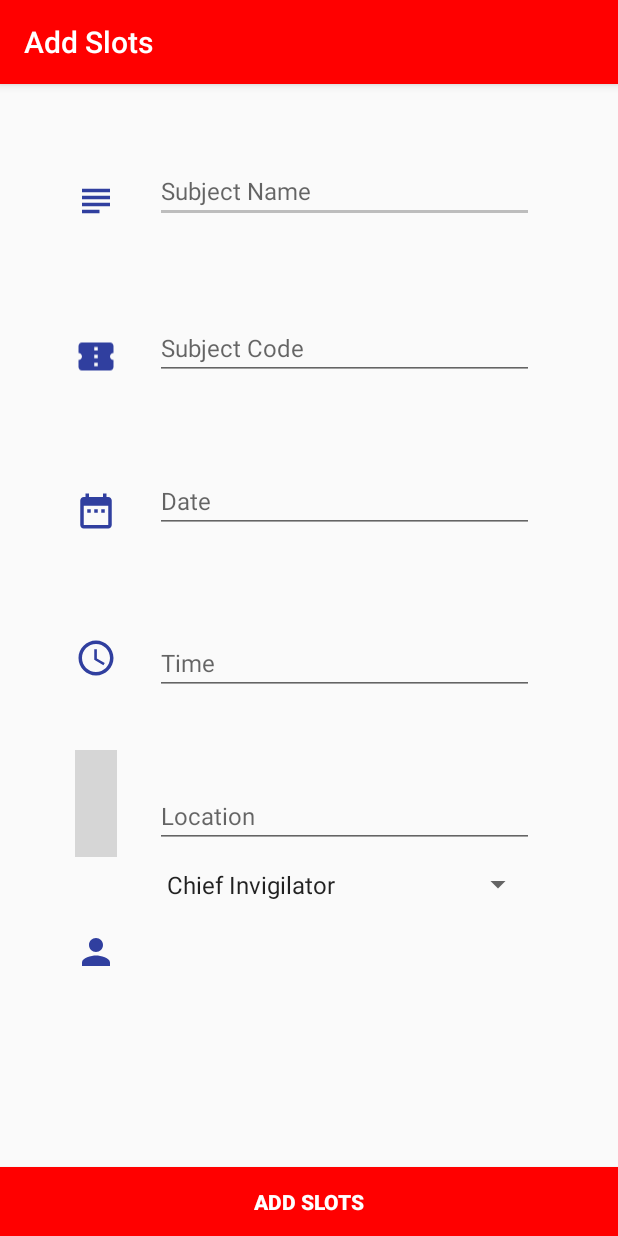
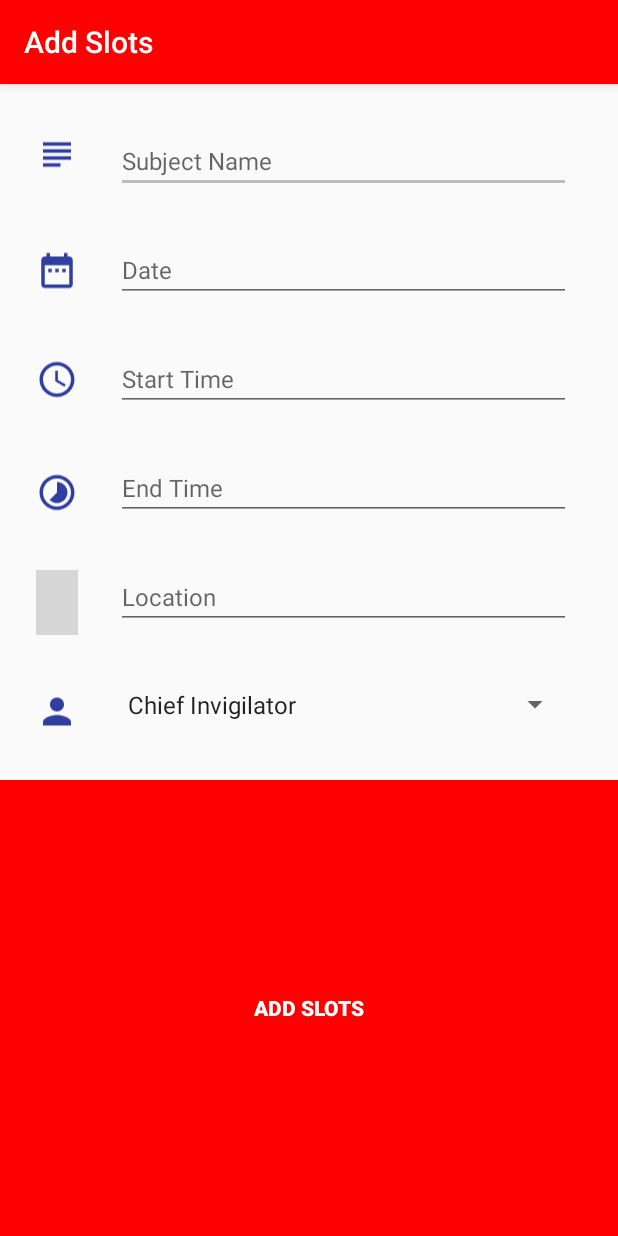
Before and after one commit to vegnish/Exam-Reminder-Mobile-Application, an Android app: the screen it shows after launch (AddSlots), after a tap on "ADD SLOTS", on a phone screen of 412 x 824 dp. Run offline under Robolectric (Android 15) with nearby library versions, the phone set to English and light mode, and no system bars; libraries missing offline, so code that uses them is left out: com.facebook.stetho; 1 statement that could not run was skipped; grey boxes are pictures that could not be loaded.

Commit message:
added end time

```diff
--- a/app/src/main/AndroidManifest.xml
+++ b/app/src/main/AndroidManifest.xml
@@ -20,6 +20,7 @@
                 <category android:name="android.intent.category.LAUNCHER" />
             </intent-filter>
         </activity>
+
     </application>
 
 </manifest>
--- a/app/src/main/java/com/example/vegnish/assignment1/AddSlots.java
+++ b/app/src/main/java/com/example/vegnish/assignment1/AddSlots.java
@@ -41,15 +41,13 @@ import java.util.prefs.Preferences;
 public class AddSlots extends AppCompatActivity {
     private Spinner spinner;
     private static final String[]paths = {"Chief Invigilator", "Invigilator", "Standby Invigilator"};
-    String subject_code, subject_name, location_, time_, spinner_ ;
-    long date_;
+    String subject_name, location_, spinner_ ;
+    long date_,  time_, time_end;
     final Calendar myCalendar = Calendar.getInstance();
 
-    public void createSlotObj(EditText subjectCode, EditText subjectName, EditText date, EditText time, EditText location, Object selectedItem){
-        subject_code = subjectCode.getText().toString();
+    public void createSlotObj(EditText subjectName, EditText location, Object selectedItem){
         subject_name = subjectName.getText().toString();
         date_ =  myCalendar.getTimeInMillis();
-        time_ = time.getText().toString();
         location_ = location.getText().toString();
         spinner_ = selectedItem.toString();
     }
@@ -65,11 +63,10 @@ public class AddSlots extends AppCompatActivity {
         Stetho.initializeWithDefaults(this);
         setContentView(R.layout.activity_add_slots);
         setTitle("Add Slots");
-
-        final EditText subjectCode = (EditText) findViewById(R.id.subjectCode);
         final EditText subjectName = (EditText) findViewById(R.id.subjectName);
         final EditText date = (EditText) findViewById(R.id.date);
         final EditText time = (EditText) findViewById(R.id.time);
+        final EditText timeEnd = (EditText) findViewById(R.id.time_end);
         final EditText location = (EditText) findViewById(R.id.location);
 
         // Drop down menu
@@ -107,11 +104,12 @@ public class AddSlots extends AppCompatActivity {
             }
         });
 
+        //Start time
         time.setOnClickListener(new View.OnClickListener() {
             @Override
             public void onClick(View v) {
                 // TODO Auto-generated method stub
-                Calendar mcurrentTime = Calendar.getInstance();
+                final Calendar mcurrentTime = Calendar.getInstance();
                 int hour = mcurrentTime.get(Calendar.HOUR_OF_DAY);
                 int minute = mcurrentTime.get(Calendar.MINUTE);
                 TimePickerDialog mTimePicker;
@@ -126,9 +124,38 @@ public class AddSlots extends AppCompatActivity {
                             if (selectedHour > 12) {selectedHour -= 12;}
                         }
                         time.setText( selectedHour + " : " + selectedMinute + " " + AM_PM);
+                        time_ = mcurrentTime.getTimeInMillis();
                     }
                 }, hour, minute, false);//Yes 24 hour time
-                mTimePicker.setTitle("Select Time");
+                mTimePicker.setTitle("Select Start Time");
+                mTimePicker.show();
+            }
+        });
+
+        //End time
+        timeEnd.setOnClickListener(new View.OnClickListener() {
+            @Override
+            public void onClick(View v) {
+                // TODO Auto-generated method stub
+                final Calendar endTime = Calendar.getInstance();
+                int hour = endTime.get(Calendar.HOUR_OF_DAY);
+                int minute = endTime.get(Calendar.MINUTE);
+                TimePickerDialog mTimePicker;
+                mTimePicker = new TimePickerDialog(AddSlots.this, new TimePickerDialog.OnTimeSetListener() {
+                    @Override
+                    public void onTimeSet(TimePicker timePicker, int selectedHour, int selectedMinute) {
+                        String AM_PM ;
+                        if(selectedHour < 12) {
+                            AM_PM = "AM";
+                        } else {
+                            AM_PM = "PM";
+                            if (selectedHour > 12) {selectedHour -= 12;}
+                        }
+                        timeEnd.setText( selectedHour + " : " + selectedMinute + " " + AM_PM);
+                        time_end = endTime.getTimeInMillis();
+                    }
+                }, hour, minute, false);//Yes 24 hour time
+                mTimePicker.setTitle("Select End Time");
                 mTimePicker.show();
 
             }
@@ -141,15 +168,16 @@ public class AddSlots extends AppCompatActivity {
             public void onClick(View view) {
                 //Create a SlotsModel object and store data
                 final Object selectedItem = spinner.getSelectedItem();
-                createSlotObj(subjectCode,subjectName,date,time,location, selectedItem);
-                final SlotsModel slot = new SlotsModel(subject_code, subject_name, location_, date_, time_, spinner_);
+                createSlotObj(subjectName,location, selectedItem);
+                final SlotsModel slot = new SlotsModel(subject_name, location_, date_, time_, time_end, spinner_);
+
                 sQLiteHelper.insertRecord(slot, AddSlots.this);
 
                 // Reset all inputs
-                subjectCode.setText("");
                 subjectName.setText("");
                 date.setText("");
                 time.setText("");
+                timeEnd.setText("");
                 location.setText("");
                 spinner.setAdapter(adapter);
 
--- a/app/src/main/java/com/example/vegnish/assignment1/SQLiteHelper.java
+++ b/app/src/main/java/com/example/vegnish/assignment1/SQLiteHelper.java
@@ -18,17 +18,18 @@ public class SQLiteHelper extends SQLiteOpenHelper{
 
     public static final String TABLE_NAME = "SLOTS";
     public static final String COLUMN_SUBJECT_NAME = "SUBJECT_NAME";
-    public static final String COLUMN_SUBJECT_CODE = "SUBJECT_CODE";
     public static final String COLUMN_DATE = "DATE";
-    public static final String COLUMN_TIME = "TIME";
+    public static final String COLUMN_TIME = "TIME_START";
+    public static final String COLUMN_TIME_END = "TIME_END";
     public static final String COLUMN_LOCATION = "LOCATION";
     public static final String COLUMN_SPINNER = "SPINNER";
 
     @Override
     public void onCreate(SQLiteDatabase db) {
-        db.execSQL("create table " + TABLE_NAME + " ( " + COLUMN_SUBJECT_CODE + " VARCHAR," + COLUMN_SUBJECT_NAME + " VARCHAR,"
+        db.execSQL("create table " + TABLE_NAME + " ( " + COLUMN_SUBJECT_NAME + " VARCHAR,"
                 + COLUMN_DATE + " INTEGER ,"
-                + COLUMN_TIME + " VARCHAR,"
+                + COLUMN_TIME + " INTEGER,"
+                + COLUMN_TIME_END + " INTEGER ,"
                 + COLUMN_LOCATION + " VARCHAR,"
                 + COLUMN_SPINNER + " VARCHAR);");
     }
@@ -43,10 +44,10 @@ public class SQLiteHelper extends SQLiteOpenHelper{
     public void insertRecord(SlotsModel slots, Context context) {
         database = this.getReadableDatabase();
         ContentValues contentValues = new ContentValues();
-        contentValues.put(COLUMN_SUBJECT_CODE, slots.getSubjectCode());
         contentValues.put(COLUMN_SUBJECT_NAME, slots.getSubjectName());
         contentValues.put(COLUMN_DATE, slots.getDate_());
         contentValues.put(COLUMN_TIME, slots.getTime_());
+        contentValues.put(COLUMN_TIME_END, slots.getTime_end());
         contentValues.put(COLUMN_LOCATION, slots.getLocation_());
         contentValues.put(COLUMN_SPINNER, slots.getSpinner_());
         database.insert(TABLE_NAME, null, contentValues);
@@ -65,10 +66,10 @@ public class SQLiteHelper extends SQLiteOpenHelper{
                 cursor.moveToNext();
 
                 slotsModel = new SlotsModel();
-                slotsModel.setSubjectCode(cursor.getString(0));
-                slotsModel.setSubjectName(cursor.getString(1));
-                slotsModel.setDate_(cursor.getLong(2));
-                slotsModel.setTime_(cursor.getString(3));
+                slotsModel.setSubjectName(cursor.getString(0));
+                slotsModel.setDate_(cursor.getLong(1));
+                slotsModel.setTime_(cursor.getLong(2));
+                slotsModel.setTime_end(cursor.getLong(3));
                 slotsModel.setLocation_(cursor.getString(4));
                 slotsModel.setSpinner_(cursor.getString(5));
 
--- a/app/src/main/java/com/example/vegnish/assignment1/SlotsAdapter.java
+++ b/app/src/main/java/com/example/vegnish/assignment1/SlotsAdapter.java
@@ -47,7 +47,8 @@ public class SlotsAdapter extends RecyclerView.Adapter<SlotsAdapter.SlotsViewHol
         SlotsViewHolder.subjectName.setText(slotsObj.getSubjectName());
         String dateString = getDate(slotsObj.getDate_(), "dd/MM/yyyy");
         SlotsViewHolder.date.setText(dateString);
-        SlotsViewHolder.time.setText(slotsObj.getTime_());
+        String timeString = getDate(slotsObj.getDate_(), "hh:mm");
+        SlotsViewHolder.time.setText(timeString);
         SlotsViewHolder.location.setText(slotsObj.getLocation_());
         SlotsViewHolder.role.setText(slotsObj.getSpinner_());
     }
--- a/app/src/main/java/com/example/vegnish/assignment1/SlotsModel.java
+++ b/app/src/main/java/com/example/vegnish/assignment1/SlotsModel.java
@@ -4,14 +4,15 @@ import java.util.Calendar;
 import java.util.Date;
 
 public class SlotsModel {
-    private String subjectCode, subjectName, location_, time_, spinner_ ;
-    private long date_;
-    public SlotsModel(String subjectCode, String subjectName, String location_, long date_, String time_, String spinner_) {
-        this.subjectCode = subjectCode;
+    private String subjectName, location_, spinner_ ;
+    private long date_,time_, time_end;
+
+    public SlotsModel(String subjectName, String location_, long date_, long time_,long time_end, String spinner_) {
         this.subjectName = subjectName;
         this.location_ = location_;
         this.date_ = date_;
         this.time_ = time_;
+        this.time_end = time_end;
         this.spinner_ = spinner_;
     }
 
@@ -24,14 +25,6 @@ public class SlotsModel {
 
     public void setSpinner_(String spinner_) {
         this.spinner_ = spinner_;
-    }
-
-    public String getSubjectCode() {
-        return subjectCode;
-    }
-
-    public void setSubjectCode(String subjectCode) {
-        this.subjectCode = subjectCode;
     }
 
     public String getSubjectName() {
@@ -58,11 +51,19 @@ public class SlotsModel {
         this.date_ = date_;
     }
 
-    public String getTime_() {
+    public long getTime_() {
         return time_;
     }
 
-    public void setTime_(String time_) {
+    public void setTime_(long time_) {
         this.time_ = time_;
     }
+
+    public long getTime_end() {
+        return time_end;
+    }
+
+    public void setTime_end(long time_end) {
+        this.time_end = time_end;
+    }
 }
--- /dev/null
+++ b/app/src/main/res/drawable/ic_timelapse_black_24dp.xml
@@ -0,0 +1,5 @@
+<vector android:height="24dp" android:tint="@color/colorPrimaryDark"
+    android:viewportHeight="24.0" android:viewportWidth="24.0"
+    android:width="24dp" xmlns:android="http://schemas.android.com/apk/res/android">
+    <path android:fillColor="#FF000000" android:pathData="M16.24,7.76C15.07,6.59 13.54,6 12,6v6l-4.24,4.24c2.34,2.34 6.14,2.34 8.49,0 2.34,-2.34 2.34,-6.14 -0.01,-8.48zM12,2C6.48,2 2,6.48 2,12s4.48,10 10,10 10,-4.48 10,-10S17.52,2 12,2zM12,20c-4.42,0 -8,-3.58 -8,-8s3.58,-8 8,-8 8,3.58 8,8 -3.58,8 -8,8z"/>
+</vector>
--- a/app/src/main/res/layout/activity_add_slots.xml
+++ b/app/src/main/res/layout/activity_add_slots.xml
@@ -11,40 +11,28 @@
         xmlns:tools="http://schemas.android.com/tools"
         android:layout_width="match_parent"
         android:layout_height="match_parent"
+        android:visibility="visible"
         tools:context=".AddSlots"
         tools:layout_editor_absoluteY="81dp">
 
         <ImageView
             android:id="@+id/imageView7"
             android:layout_width="28dp"
-            android:layout_height="0dp"
-            android:layout_marginBottom="32dp"
+            android:layout_height="43dp"
+            android:layout_marginBottom="34dp"
             android:layout_marginEnd="25dp"
-            android:layout_marginStart="50dp"
-            android:layout_marginTop="42dp"
-            app:layout_constraintBottom_toTopOf="@+id/imageView9"
+            android:layout_marginStart="24dp"
+            android:layout_marginTop="25dp"
+            app:layout_constraintBottom_toTopOf="@+id/imageView2"
             app:layout_constraintEnd_toStartOf="@+id/subjectName"
             app:layout_constraintStart_toStartOf="parent"
             app:layout_constraintTop_toTopOf="parent"
             app:srcCompat="@drawable/ic_subject_black_24dp" />
 
-        <ImageView
-            android:id="@+id/imageView9"
-            android:layout_width="28dp"
-            android:layout_height="0dp"
-            android:layout_marginBottom="31dp"
-            android:layout_marginEnd="25dp"
-            android:layout_marginStart="50dp"
-            app:layout_constraintBottom_toTopOf="@+id/imageView2"
-            app:layout_constraintEnd_toStartOf="@+id/subjectCode"
-            app:layout_constraintStart_toStartOf="parent"
-            app:layout_constraintTop_toBottomOf="@+id/imageView7"
-            app:srcCompat="@drawable/ic_confirmation_number_black_24dp" />
-
         <Button
             android:id="@+id/addSlotsButton"
             android:layout_width="0dp"
-            android:layout_height="46dp"
+            android:layout_height="0dp"
             android:background="@color/colorPrimary"
             android:text="Add Slots"
             android:textColor="@color/colorFontWhite"
@@ -52,48 +40,47 @@
             android:visibility="visible"
             app:layout_constraintBottom_toBottomOf="parent"
             app:layout_constraintEnd_toEndOf="parent"
-            app:layout_constraintHorizontal_bias="0.0"
+            app:layout_constraintHorizontal_bias="1.0"
             app:layout_constraintStart_toStartOf="parent"
-            app:layout_constraintTop_toBottomOf="@+id/imageView5" />
+            app:layout_constraintTop_toBottomOf="@+id/imageView5"
+            app:layout_constraintVertical_bias="1.0" />
 
         <ImageView
             android:id="@+id/imageView2"
             android:layout_width="28dp"
-            android:layout_height="0dp"
-            android:layout_marginBottom="26dp"
+            android:layout_height="43dp"
+            android:layout_marginBottom="29dp"
             android:layout_marginEnd="25dp"
-            android:layout_marginStart="50dp"
+            android:layout_marginStart="24dp"
             app:layout_constraintBottom_toTopOf="@+id/imageView3"
             app:layout_constraintEnd_toStartOf="@+id/date"
             app:layout_constraintStart_toStartOf="parent"
-            app:layout_constraintTop_toBottomOf="@+id/imageView9"
+            app:layout_constraintTop_toBottomOf="@+id/imageView7"
             app:srcCompat="@drawable/ic_date_range_black_24dp" />
 
         <EditText
             android:id="@+id/date"
             android:layout_width="0dp"
             android:layout_height="40dp"
-            android:layout_marginBottom="110dp"
-            android:layout_marginEnd="56dp"
-            android:layout_marginTop="111dp"
+            android:layout_marginEnd="31dp"
             android:ems="10"
+            android:focusable="false"
             android:hint="Date"
-            android:focusable="false"
             android:inputType="date"
             android:textSize="16sp"
-            app:layout_constraintBottom_toBottomOf="@+id/imageView4"
+            app:layout_constraintBottom_toTopOf="@+id/time"
             app:layout_constraintEnd_toEndOf="parent"
             app:layout_constraintStart_toEndOf="@+id/imageView2"
-            app:layout_constraintTop_toTopOf="@+id/imageView7" />
+            app:layout_constraintTop_toBottomOf="@+id/subjectName" />
 
         <ImageView
             android:id="@+id/imageView3"
             android:layout_width="28dp"
-            android:layout_height="0dp"
-            android:layout_marginBottom="25dp"
+            android:layout_height="43dp"
+            android:layout_marginBottom="32dp"
             android:layout_marginEnd="25dp"
-            android:layout_marginStart="50dp"
-            app:layout_constraintBottom_toTopOf="@+id/imageView4"
+            android:layout_marginStart="24dp"
+            app:layout_constraintBottom_toTopOf="@+id/imageView9"
             app:layout_constraintEnd_toStartOf="@+id/time"
             app:layout_constraintStart_toStartOf="parent"
             app:layout_constraintTop_toBottomOf="@+id/imageView2"
@@ -103,39 +90,52 @@
             android:id="@+id/time"
             android:layout_width="0dp"
             android:layout_height="40dp"
-            android:layout_marginBottom="55dp"
-            android:layout_marginEnd="56dp"
-            android:layout_marginTop="55dp"
+            android:layout_marginEnd="31dp"
             android:ems="10"
-            android:hint="Time"
             android:focusable="false"
+            android:hint="Start Time"
             android:inputType="time"
             android:textSize="16sp"
-            app:layout_constraintBottom_toBottomOf="@+id/imageView4"
+            app:layout_constraintBottom_toTopOf="@+id/time_end"
             app:layout_constraintEnd_toEndOf="parent"
             app:layout_constraintStart_toEndOf="@+id/imageView3"
-            app:layout_constraintTop_toTopOf="@+id/date" />
+            app:layout_constraintTop_toBottomOf="@+id/date" />
+
+        <EditText
+            android:id="@+id/time_end"
+            android:layout_width="0dp"
+            android:layout_height="40dp"
+            android:layout_marginEnd="31dp"
+            android:ems="10"
+            android:focusable="false"
+            android:hint="End Time"
+            android:inputType="time"
+            android:textSize="16sp"
+            app:layout_constraintBottom_toTopOf="@+id/location"
+            app:layout_constraintEnd_toEndOf="parent"
+            app:layout_constraintStart_toEndOf="@+id/imageView9"
+            app:layout_constraintTop_toBottomOf="@+id/time" />
 
         <ImageView
             android:id="@+id/imageView4"
             android:layout_width="28dp"
-            android:layout_height="0dp"
-            android:layout_marginBottom="27dp"
+            android:layout_height="43dp"
+            android:layout_marginBottom="29dp"
             android:layout_marginEnd="25dp"
-            android:layout_marginStart="50dp"
+            android:layout_marginStart="24dp"
             app:layout_constraintBottom_toTopOf="@+id/imageView5"
             app:layout_constraintEnd_toStartOf="@+id/location"
             app:layout_constraintStart_toStartOf="parent"
-            app:layout_constraintTop_toBottomOf="@+id/imageView3"
+            app:layout_constraintTop_toBottomOf="@+id/imageView9"
             app:srcCompat="@drawable/ic_location_on_black_24dp" />
 
         <ImageView
             android:id="@+id/imageView5"
             android:layout_width="28dp"
-            android:layout_height="0dp"
-            android:layout_marginBottom="107dp"
+            android:layout_height="43dp"
+            android:layout_marginBottom="24dp"
             android:layout_marginEnd="25dp"
-            android:layout_marginStart="50dp"
+            android:layout_marginStart="24dp"
             app:layout_constraintBottom_toTopOf="@+id/addSlotsButton"
             app:layout_constraintEnd_toStartOf="@+id/spinner"
             app:layout_constraintStart_toStartOf="parent"
@@ -146,62 +146,53 @@
             android:id="@+id/spinner"
             android:layout_width="0dp"
             android:layout_height="35dp"
-            android:layout_marginBottom="142dp"
-            android:layout_marginEnd="56dp"
-            android:layout_marginTop="141dp"
+            android:layout_marginEnd="31dp"
             android:spinnerMode="dropdown"
-            app:layout_constraintBottom_toBottomOf="parent"
+            app:layout_constraintBottom_toTopOf="@+id/addSlotsButton"
             app:layout_constraintEnd_toEndOf="parent"
             app:layout_constraintStart_toEndOf="@+id/imageView5"
-            app:layout_constraintTop_toBottomOf="@+id/date" />
+            app:layout_constraintTop_toBottomOf="@+id/location" />
 
         <EditText
             android:id="@+id/subjectName"
             android:layout_width="0dp"
             android:layout_height="40dp"
-            android:layout_marginBottom="32dp"
-            android:layout_marginEnd="56dp"
-            android:layout_marginTop="31dp"
+            android:layout_marginEnd="31dp"
             android:ems="10"
             android:hint="Subject Name"
-            android:inputType="text"
+            android:inputType="text|textCapWords"
             android:textSize="16sp"
-            app:layout_constraintBottom_toTopOf="@+id/imageView9"
+            app:layout_constraintBottom_toTopOf="@+id/date"
             app:layout_constraintEnd_toEndOf="parent"
             app:layout_constraintStart_toEndOf="@+id/imageView7"
             app:layout_constraintTop_toTopOf="parent" />
 
         <EditText
-            android:id="@+id/subjectCode"
-            android:layout_width="0dp"
-            android:layout_height="40dp"
-            android:layout_marginBottom="60dp"
-            android:layout_marginEnd="56dp"
-            android:layout_marginTop="62dp"
-            android:ems="10"
-            android:hint="Subject Code"
-            android:inputType="text|textCapCharacters"
-            android:textSize="16sp"
-            app:layout_constraintBottom_toBottomOf="@+id/date"
-            app:layout_constraintEnd_toEndOf="parent"
-            app:layout_constraintStart_toEndOf="@+id/imageView9"
-            app:layout_constraintTop_toTopOf="@+id/subjectName" />
-
-        <EditText
             android:id="@+id/location"
             android:layout_width="0dp"
             android:layout_height="40dp"
-            android:layout_marginBottom="57dp"
-            android:layout_marginEnd="56dp"
-            android:layout_marginTop="54dp"
+            android:layout_marginEnd="31dp"
             android:ems="10"
             android:hint="Location"
-            android:inputType="textPersonName"
+            android:inputType="text|textCapCharacters"
             android:textSize="16sp"
-            app:layout_constraintBottom_toBottomOf="@+id/imageView5"
+            app:layout_constraintBottom_toTopOf="@+id/spinner"
             app:layout_constraintEnd_toEndOf="parent"
             app:layout_constraintStart_toEndOf="@+id/imageView4"
-            app:layout_constraintTop_toTopOf="@+id/time" />
+            app:layout_constraintTop_toBottomOf="@+id/time_end" />
+
+        <ImageView
+            android:id="@+id/imageView9"
+            android:layout_width="28dp"
+            android:layout_height="43dp"
+            android:layout_marginBottom="30dp"
+            android:layout_marginEnd="25dp"
+            android:layout_marginStart="24dp"
+            app:layout_constraintBottom_toTopOf="@+id/imageView4"
+            app:layout_constraintEnd_toStartOf="@+id/time_end"
+            app:layout_constraintStart_toStartOf="parent"
+            app:layout_constraintTop_toBottomOf="@+id/imageView3"
+            app:srcCompat="@drawable/ic_timelapse_black_24dp" />
 
 
     </android.support.constraint.ConstraintLayout>
```
